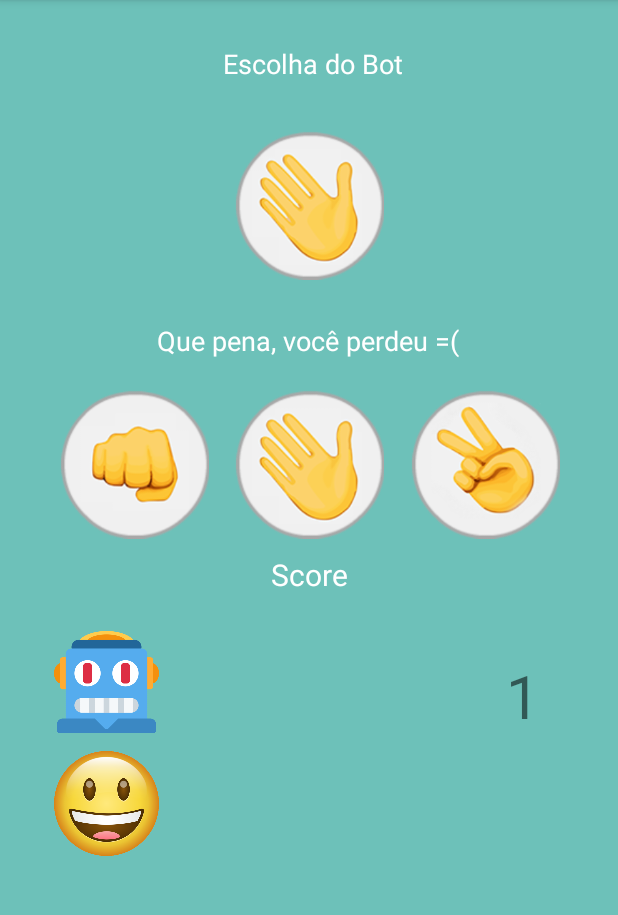
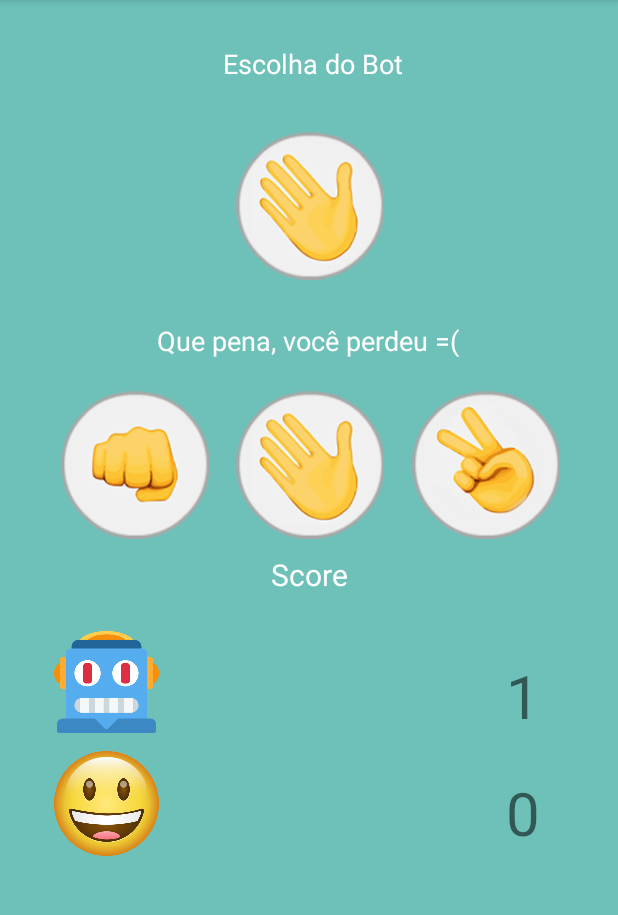
Before and after one commit to brunamussi/PedraPapelTesoura, an Android app: the MainActivity screen opened directly, with no data from a screen before it, after a tap on "TODO", on a phone screen of 412 x 824 dp, the part 84-999 px from its top. Run offline under Robolectric (Android 15) with nearby library versions, the phone set to English and light mode, and no system bars.

Commit message:
start score

```diff
--- a/app/src/main/java/com/example/pedrapapeltesoura/MainActivity.java
+++ b/app/src/main/java/com/example/pedrapapeltesoura/MainActivity.java
@@ -9,11 +9,15 @@ import android.widget.TextView;
 
 import java.util.Random;
 
+import static java.lang.Integer.bitCount;
 import static java.lang.Integer.getInteger;
 import static java.lang.Integer.parseInt;
 import static java.lang.Integer.valueOf;
 
 public class MainActivity extends AppCompatActivity {
+
+    int pontuacaoBot =  0;
+    int pontuacaoPlayer = 0;
 
     @Override
     protected void onCreate(Bundle savedInstanceState) {
@@ -63,7 +67,8 @@ public class MainActivity extends AppCompatActivity {
                         (opcaoApp == "pedra" && opcaoSelecionada == "tesoura")
         ) {
             Resultado.setText("Que pena, você perdeu =(");
-            scoreBot.setText(String.valueOf(+1));
+            pontuacaoBot = pontuacaoBot + 1;
+           scoreBot.setText(String.valueOf(pontuacaoBot));
 
         } else if ( //usuario ganha
                         (opcaoApp == "tesoura" && opcaoSelecionada == "pedra") ||
@@ -71,7 +76,8 @@ public class MainActivity extends AppCompatActivity {
                         (opcaoApp == "pedra" && opcaoSelecionada == "papel")
         ) {
             Resultado.setText("Parabéns, você venceu (=");
-            scorePlayer.setText(String.valueOf(+1));
+            pontuacaoPlayer = pontuacaoPlayer + 1;
+            scorePlayer.setText(String.valueOf(pontuacaoPlayer));
 
         } else { // empate
             Resultado.setText("Deu empate, tente novamente!");
--- a/app/src/main/res/layout/activity_main.xml
+++ b/app/src/main/res/layout/activity_main.xml
@@ -12,6 +12,7 @@
         android:layout_width="wrap_content"
         android:layout_height="wrap_content"
         android:layout_marginTop="24dp"
+        android:text="@string/_0"
         android:textSize="40sp"
         app:layout_constraintEnd_toEndOf="parent"
         app:layout_constraintHorizontal_bias="0.816"
@@ -138,6 +139,7 @@
         android:layout_width="wrap_content"
         android:layout_height="wrap_content"
         android:layout_marginTop="40dp"
+        android:text="@string/__0"
         android:textSize="40sp"
         app:layout_constraintEnd_toEndOf="parent"
         app:layout_constraintHorizontal_bias="0.816"
--- a/app/src/main/res/values/strings.xml
+++ b/app/src/main/res/values/strings.xml
@@ -10,4 +10,6 @@
     <string name="tesoura">TODO</string>
     <string name="papel">TODO</string>
     <string name="pedra">TODO</string>
+    <string name="_0">0</string>
+    <string name="__0">0</string>
 </resources>
```
